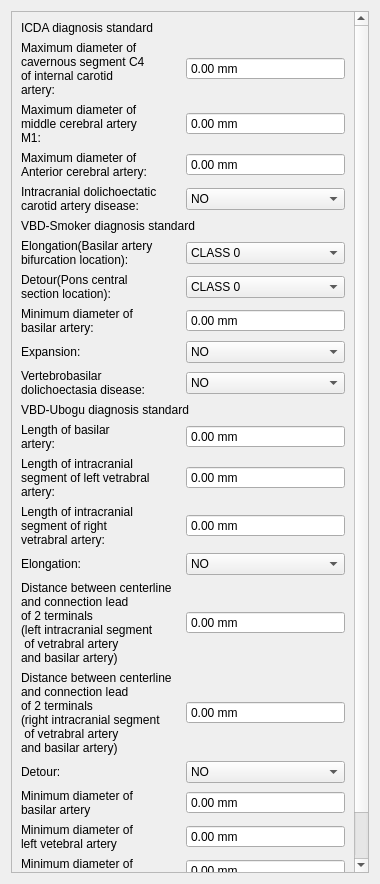
Old version of the form codes/View/IADEMeasurementWidget.ui in the repository wuzhuobin/Vessel_Project.
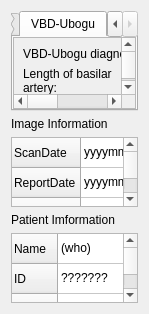
New version of the form.

Diff of the .ui file:
```diff
--- a/codes/View/IADEMeasurementWidget.ui
+++ b/codes/View/IADEMeasurementWidget.ui
@@ -6,68 +6,82 @@
    <rect>
     <x>0</x>
     <y>0</y>
-    <width>380</width>
-    <height>884</height>
+    <width>145</width>
+    <height>305</height>
    </rect>
   </property>
   <property name="windowTitle">
    <string>IADEMeasurementWidget</string>
   </property>
-  <layout class="QVBoxLayout" name="verticalLayout_2">
-   <item>
-    <widget class="QScrollArea" name="scrollArea">
-     <property name="widgetResizable">
-      <bool>true</bool>
-     </property>
-     <widget class="QWidget" name="scrollAreaWidgetContents">
-      <property name="geometry">
-       <rect>
-        <x>0</x>
-        <y>0</y>
-        <width>343</width>
-        <height>870</height>
-       </rect>
-      </property>
       <layout class="QVBoxLayout" name="verticalLayout">
        <item>
-        <layout class="QGridLayout" name="gridLayout_3">
+    <widget class="QTabWidget" name="tabWidget">
+     <property name="currentIndex">
+      <number>2</number>
+     </property>
+     <widget class="QWidget" name="tab">
+      <attribute name="title">
+       <string>ICDA</string>
+      </attribute>
+      <layout class="QVBoxLayout" name="verticalLayout_4">
+       <property name="spacing">
+        <number>0</number>
+       </property>
+       <property name="leftMargin">
+        <number>0</number>
+       </property>
+       <property name="topMargin">
+        <number>0</number>
+       </property>
+       <property name="rightMargin">
+        <number>0</number>
+       </property>
+       <property name="bottomMargin">
+        <number>0</number>
+       </property>
+       <item>
+        <widget class="QScrollArea" name="scrollArea_2">
+         <property name="widgetResizable">
+          <bool>true</bool>
+         </property>
+         <widget class="QWidget" name="scrollAreaWidgetContents_3">
+          <property name="geometry">
+           <rect>
+            <x>0</x>
+            <y>0</y>
+            <width>262</width>
+            <height>496</height>
+           </rect>
+          </property>
+          <layout class="QGridLayout" name="gridLayout_7">
+           <item row="0" column="0">
+            <widget class="QLabel" name="label_53">
+             <property name="text">
+              <string>ICDA diagnosis standard</string>
+             </property>
+            </widget>
+           </item>
          <item row="1" column="0">
-          <widget class="QLabel" name="label_2">
+            <widget class="QLabel" name="label_49">
            <property name="text">
             <string>Maximum diameter of 
 cavernous segment C4 
 of internal carotid 
 artery:</string>
            </property>
-           <property name="buddy">
-            <cstring>doubleSpinBoxCavernousSegmentOfInternalCarotidArtery</cstring>
-           </property>
-          </widget>
-         </item>
-         <item row="1" column="1">
-          <widget class="QDoubleSpinBox" name="doubleSpinBoxCavernousSegmentOfInternalCarotidArtery">
-           <property name="buttonSymbols">
-            <enum>QAbstractSpinBox::NoButtons</enum>
-           </property>
-           <property name="suffix">
-            <string> mm</string>
-           </property>
           </widget>
          </item>
          <item row="2" column="0">
-          <widget class="QLabel" name="label_3">
+            <widget class="QLabel" name="label_50">
            <property name="text">
             <string>Maximum diameter of 
 middle cerebral artery 
 M1:</string>
            </property>
-           <property name="buddy">
-            <cstring>doubleSpinBoxMiddleCerebralArteryM1</cstring>
-           </property>
-          </widget>
-         </item>
-         <item row="2" column="1">
-          <widget class="QDoubleSpinBox" name="doubleSpinBoxMiddleCerebralArteryM1">
+            </widget>
+           </item>
+           <item row="1" column="1">
+            <widget class="QDoubleSpinBox" name="doubleSpinBoxCavernousSegmentOfInternalCarotidArtery_3">
            <property name="buttonSymbols">
             <enum>QAbstractSpinBox::NoButtons</enum>
            </property>
@@ -77,18 +91,25 @@
           </widget>
          </item>
          <item row="3" column="0">
-          <widget class="QLabel" name="label_4">
+            <widget class="QLabel" name="label_51">
            <property name="text">
             <string>Maximum diameter of 
 Anterior cerebral artery:</string>
            </property>
-           <property name="buddy">
-            <cstring>doubleSpinBoxAnteriorCerebralArtery</cstring>
+            </widget>
+           </item>
+           <item row="2" column="1">
+            <widget class="QDoubleSpinBox" name="doubleSpinBoxMiddleCerebralArteryM1_3">
+             <property name="buttonSymbols">
+              <enum>QAbstractSpinBox::NoButtons</enum>
+             </property>
+             <property name="suffix">
+              <string> mm</string>
            </property>
           </widget>
          </item>
          <item row="3" column="1">
-          <widget class="QDoubleSpinBox" name="doubleSpinBoxAnteriorCerebralArtery">
+            <widget class="QDoubleSpinBox" name="doubleSpinBoxAnteriorCerebralArtery_3">
            <property name="buttonSymbols">
             <enum>QAbstractSpinBox::NoButtons</enum>
            </property>
@@ -98,64 +119,108 @@
           </widget>
          </item>
          <item row="4" column="0">
-          <widget class="QLabel" name="label_9">
+            <widget class="QLabel" name="label_52">
            <property name="text">
             <string>Intracranial dolichoectatic 
 carotid artery disease:</string>
            </property>
-           <property name="buddy">
-            <cstring>comboBoxIntracranialDolichoestaticCarotidArteryDisease</cstring>
-           </property>
-          </widget>
-         </item>
-         <item row="4" column="1">
-          <widget class="QComboBox" name="comboBoxIntracranialDolichoestaticCarotidArteryDisease">
-           <property name="editable">
-            <bool>false</bool>
-           </property>
-           <item>
-            <property name="text">
-             <string>NO</string>
-            </property>
+            </widget>
+           </item>
+           <item row="5" column="0" colspan="2">
+            <spacer name="verticalSpacer">
+             <property name="orientation">
+              <enum>Qt::Vertical</enum>
+             </property>
+             <property name="sizeHint" stdset="0">
+              <size>
+               <width>20</width>
+               <height>40</height>
+              </size>
+             </property>
+            </spacer>
            </item>
-           <item>
-            <property name="text">
-             <string>YES</string>
-            </property>
-           </item>
-          </widget>
-         </item>
-         <item row="0" column="0" colspan="2">
-          <widget class="QLabel" name="label">
-           <property name="text">
-            <string>ICDA diagnosis standard</string>
-           </property>
+          </layout>
+         </widget>
           </widget>
          </item>
         </layout>
-       </item>
+     </widget>
+     <widget class="QWidget" name="tab_2">
+      <attribute name="title">
+       <string>VBD-Smoker</string>
+      </attribute>
+      <layout class="QVBoxLayout" name="verticalLayout_3">
+       <property name="spacing">
+        <number>0</number>
+       </property>
+       <property name="leftMargin">
+        <number>0</number>
+       </property>
+       <property name="topMargin">
+        <number>0</number>
+       </property>
+       <property name="rightMargin">
+        <number>0</number>
+       </property>
+       <property name="bottomMargin">
+        <number>0</number>
+       </property>
        <item>
-        <layout class="QGridLayout" name="gridLayout_2">
-         <item row="0" column="0" colspan="2">
-          <widget class="QLabel" name="label_5">
-           <property name="text">
-            <string>VBD-Smoker diagnosis standard</string>
-           </property>
-          </widget>
-         </item>
+        <widget class="QScrollArea" name="scrollArea_3">
+         <property name="widgetResizable">
+          <bool>true</bool>
+         </property>
+         <widget class="QWidget" name="scrollAreaWidgetContents_4">
+          <property name="geometry">
+           <rect>
+            <x>0</x>
+            <y>0</y>
+            <width>298</width>
+            <height>496</height>
+           </rect>
+          </property>
+          <layout class="QGridLayout" name="gridLayout_8">
          <item row="1" column="0">
-          <widget class="QLabel" name="label_6">
+            <widget class="QLabel" name="label_55">
            <property name="text">
             <string>Elongation(Basilar artery 
 bifurcation location):</string>
            </property>
-           <property name="buddy">
-            <cstring>comboBoxSmokerElongation</cstring>
+            </widget>
+           </item>
+           <item row="2" column="1">
+            <widget class="QComboBox" name="comboBoxSmokerDetour_3">
+             <item>
+              <property name="text">
+               <string>CLASS 0</string>
+              </property>
+             </item>
+             <item>
+              <property name="text">
+               <string>CLASS 1</string>
+              </property>
+             </item>
+             <item>
+              <property name="text">
+               <string>CLASS 2</string>
+              </property>
+             </item>
+             <item>
+              <property name="text">
+               <string>CLASS 3</string>
+              </property>
+             </item>
+            </widget>
+           </item>
+           <item row="0" column="0" colspan="2">
+            <widget class="QLabel" name="label_54">
+             <property name="text">
+              <string>VBD-Smoker diagnosis standard</string>
            </property>
           </widget>
          </item>
          <item row="1" column="1">
-          <widget class="QComboBox" name="comboBoxSmokerElongation">
+            <widget class="QComboBox" name="comboBoxSmokerElongation_3">
            <item>
             <property name="text">
              <string>CLASS 0</string>
@@ -179,87 +244,15 @@
           </widget>
          </item>
          <item row="2" column="0">
-          <widget class="QLabel" name="label_7">
+            <widget class="QLabel" name="label_56">
            <property name="text">
             <string>Detour(Pons central 
 section location):</string>
            </property>
-           <property name="buddy">
-            <cstring>comboBoxSmokerDetour</cstring>
-           </property>
-          </widget>
-         </item>
-         <item row="2" column="1">
-          <widget class="QComboBox" name="comboBoxSmokerDetour">
-           <item>
-            <property name="text">
-             <string>CLASS 0</string>
-            </property>
-           </item>
-           <item>
-            <property name="text">
-             <string>CLASS 1</string>
-            </property>
-           </item>
-           <item>
-            <property name="text">
-             <string>CLASS 2</string>
-            </property>
-           </item>
-           <item>
-            <property name="text">
-             <string>CLASS 3</string>
-            </property>
-           </item>
-          </widget>
-         </item>
-         <item row="3" column="0">
-          <widget class="QLabel" name="label_8">
-           <property name="text">
-            <string>Minimum diameter of 
-basilar artery:</string>
-           </property>
-           <property name="buddy">
-            <cstring>doubleSpinBoxSmokerMinimumDiameterOfBasilarArtery</cstring>
-           </property>
-          </widget>
-         </item>
-         <item row="3" column="1">
-          <widget class="QDoubleSpinBox" name="doubleSpinBoxSmokerMinimumDiameterOfBasilarArtery">
-           <property name="buttonSymbols">
-            <enum>QAbstractSpinBox::NoButtons</enum>
-           </property>
-           <property name="suffix">
-            <string> mm</string>
-           </property>
-           <property name="maximum">
-            <double>9999999999.000000000000000</double>
-           </property>
-          </widget>
-         </item>
-         <item row="4" column="0">
-          <widget class="QLabel" name="label_20">
-           <property name="text">
-            <string>Expansion:</string>
-           </property>
-          </widget>
-         </item>
-         <item row="4" column="1">
-          <widget class="QComboBox" name="comboBoxSmokerExpansion">
-           <item>
-            <property name="text">
-             <string>NO</string>
-            </property>
-           </item>
-           <item>
-            <property name="text">
-             <string>YES</string>
-            </property>
-           </item>
           </widget>
          </item>
          <item row="5" column="0">
-          <widget class="QLabel" name="label_10">
+            <widget class="QLabel" name="label_59">
            <property name="text">
             <string>Vertebrobasilar 
 dolichoectasia disease:</string>
@@ -270,7 +263,7 @@
           </widget>
          </item>
          <item row="5" column="1">
-          <widget class="QComboBox" name="comboBoxVertebrobasilarDolichoectasiaDisease">
+            <widget class="QComboBox" name="comboBoxVertebrobasilarDolichoectasiaDisease_3">
            <property name="editable">
             <bool>false</bool>
            </property>
@@ -286,33 +279,70 @@
            </item>
           </widget>
          </item>
-        </layout>
-       </item>
-       <item>
-        <layout class="QGridLayout" name="gridLayout">
-         <item row="1" column="0">
-          <widget class="QLabel" name="label_12">
+           <item row="3" column="0">
+            <widget class="QLabel" name="label_57">
            <property name="text">
-            <string>Length of basilar 
-artery:</string>
+              <string>Minimum diameter of 
+basilar artery:</string>
            </property>
           </widget>
          </item>
-         <item row="1" column="1">
-          <widget class="QDoubleSpinBox" name="doubleSpinBoxLengthOfBasilarArtery">
-           <property name="buttonSymbols">
-            <enum>QAbstractSpinBox::NoButtons</enum>
-           </property>
-           <property name="suffix">
-            <string> mm</string>
-           </property>
-           <property name="maximum">
-            <double>10000000000000000.000000000000000</double>
-           </property>
-          </widget>
-         </item>
+           <item row="6" column="0" colspan="2">
+            <spacer name="verticalSpacer_2">
+             <property name="orientation">
+              <enum>Qt::Vertical</enum>
+             </property>
+             <property name="sizeHint" stdset="0">
+              <size>
+               <width>20</width>
+               <height>40</height>
+              </size>
+             </property>
+            </spacer>
+           </item>
+          </layout>
+         </widget>
+        </widget>
+       </item>
+      </layout>
+     </widget>
+     <widget class="QWidget" name="tab_3">
+      <attribute name="title">
+       <string>VBD-Ubogu</string>
+      </attribute>
+      <layout class="QVBoxLayout" name="verticalLayout_2">
+       <property name="spacing">
+        <number>0</number>
+       </property>
+       <property name="leftMargin">
+        <number>0</number>
+       </property>
+       <property name="topMargin">
+        <number>0</number>
+       </property>
+       <property name="rightMargin">
+        <number>0</number>
+       </property>
+       <property name="bottomMargin">
+        <number>0</number>
+       </property>
+       <item>
+        <widget class="QScrollArea" name="scrollArea_4">
+         <property name="widgetResizable">
+          <bool>true</bool>
+         </property>
+         <widget class="QWidget" name="scrollAreaWidgetContents_5">
+          <property name="geometry">
+           <rect>
+            <x>0</x>
+            <y>0</y>
+            <width>346</width>
+            <height>510</height>
+           </rect>
+          </property>
+          <layout class="QGridLayout" name="gridLayout_9">
          <item row="2" column="0">
-          <widget class="QLabel" name="label_13">
+            <widget class="QLabel" name="label_61">
            <property name="text">
             <string>Length of intracranial 
 segment of left vetrabral 
@@ -321,7 +351,7 @@
           </widget>
          </item>
          <item row="2" column="1">
-          <widget class="QDoubleSpinBox" name="doubleSpinBoxLengthOfIntracranialSegmentOfLeftVetrabralArtery">
+            <widget class="QDoubleSpinBox" name="doubleSpinBoxLengthOfIntracranialSegmentOfLeftVetrabralArtery_3">
            <property name="buttonSymbols">
             <enum>QAbstractSpinBox::NoButtons</enum>
            </property>
@@ -333,8 +363,36 @@
            </property>
           </widget>
          </item>
+           <item row="0" column="0">
+            <widget class="QLabel" name="label_71">
+             <property name="text">
+              <string>VBD-Ubogu diagnosis standard</string>
+             </property>
+            </widget>
+           </item>
+           <item row="1" column="1">
+            <widget class="QDoubleSpinBox" name="doubleSpinBoxLengthOfBasilarArtery_3">
+             <property name="buttonSymbols">
+              <enum>QAbstractSpinBox::NoButtons</enum>
+             </property>
+             <property name="suffix">
+              <string> mm</string>
+             </property>
+             <property name="maximum">
+              <double>10000000000000000.000000000000000</double>
+             </property>
+            </widget>
+           </item>
+           <item row="1" column="0">
+            <widget class="QLabel" name="label_60">
+             <property name="text">
+              <string>Length of basilar 
+artery:</string>
+             </property>
+            </widget>
+           </item>
          <item row="3" column="0">
-          <widget class="QLabel" name="label_14">
+            <widget class="QLabel" name="label_62">
            <property name="text">
             <string>Length of intracranial 
 segment of right 
@@ -342,28 +400,8 @@
            </property>
           </widget>
          </item>
-         <item row="3" column="1">
-          <widget class="QDoubleSpinBox" name="doubleSpinBoxLengthOfIntracranialSegmentOfRightVetrabralArtery">
-           <property name="buttonSymbols">
-            <enum>QAbstractSpinBox::NoButtons</enum>
-           </property>
-           <property name="suffix">
-            <string> mm</string>
-           </property>
-           <property name="maximum">
-            <double>10000000000000000.000000000000000</double>
-           </property>
-          </widget>
-         </item>
-         <item row="4" column="0">
-          <widget class="QLabel" name="label_16">
-           <property name="text">
-            <string>Elongation:</string>
-           </property>
-          </widget>
-         </item>
          <item row="4" column="1">
-          <widget class="QComboBox" name="comboBoxUboguElongation">
+            <widget class="QComboBox" name="comboBoxUboguElongation_3">
            <item>
             <property name="text">
              <string>NO</string>
@@ -376,33 +414,8 @@
            </item>
           </widget>
          </item>
-         <item row="5" column="0">
-          <widget class="QLabel" name="label_15">
-           <property name="text">
-            <string>Distance between centerline 
-and connection lead 
-of 2 terminals 
-(left intracranial segment
- of vetrabral artery 
-and basilar artery)</string>
-           </property>
-          </widget>
-         </item>
-         <item row="5" column="1">
-          <widget class="QDoubleSpinBox" name="doubleSpinBoxDistanceBetweenCenterlineAndConnectionLeadOf2TerminalsLeftIntracranialSegmentOfVertebralArteryAndBasilarArtery">
-           <property name="buttonSymbols">
-            <enum>QAbstractSpinBox::NoButtons</enum>
-           </property>
-           <property name="suffix">
-            <string> mm</string>
-           </property>
-           <property name="maximum">
-            <double>10000000000000000.000000000000000</double>
-           </property>
-          </widget>
-         </item>
          <item row="6" column="0">
-          <widget class="QLabel" name="label_17">
+            <widget class="QLabel" name="label_65">
            <property name="text">
             <string>Distance between centerline 
 and connection lead 
@@ -413,28 +426,15 @@
            </property>
           </widget>
          </item>
-         <item row="6" column="1">
-          <widget class="QDoubleSpinBox" name="doubleSpinBoxDistanceBetweenCenterlineAndConnectionLeadOf2TerminalsRightIntracranialSegmentOfVertebralArteryAndBasilarArtery">
-           <property name="buttonSymbols">
-            <enum>QAbstractSpinBox::NoButtons</enum>
-           </property>
-           <property name="suffix">
-            <string> mm</string>
-           </property>
-           <property name="maximum">
-            <double>10000000000000000.000000000000000</double>
-           </property>
-          </widget>
-         </item>
          <item row="7" column="0">
-          <widget class="QLabel" name="label_18">
+            <widget class="QLabel" name="label_66">
            <property name="text">
             <string>Detour: </string>
            </property>
           </widget>
          </item>
          <item row="7" column="1">
-          <widget class="QComboBox" name="comboBoxUboguDetour">
+            <widget class="QComboBox" name="comboBoxUboguDetour_3">
            <item>
             <property name="text">
              <string>NO</string>
@@ -447,16 +447,66 @@
            </item>
           </widget>
          </item>
-         <item row="8" column="0">
-          <widget class="QLabel" name="label_21">
+           <item row="4" column="0">
+            <widget class="QLabel" name="label_63">
            <property name="text">
-            <string>Minimum diameter of 
-basilar artery</string>
+              <string>Elongation:</string>
+             </property>
+            </widget>
+           </item>
+           <item row="3" column="1">
+            <widget class="QDoubleSpinBox" name="doubleSpinBoxLengthOfIntracranialSegmentOfRightVetrabralArtery_3">
+             <property name="buttonSymbols">
+              <enum>QAbstractSpinBox::NoButtons</enum>
+             </property>
+             <property name="suffix">
+              <string> mm</string>
+             </property>
+             <property name="maximum">
+              <double>10000000000000000.000000000000000</double>
+             </property>
+            </widget>
+           </item>
+           <item row="5" column="1">
+            <widget class="QDoubleSpinBox" name="doubleSpinBoxDistanceBetweenCenterlineAndConnectionLeadOf2TerminalsLeftIntracranialSegmentOfVertebralArteryAndBasilarArtery_3">
+             <property name="buttonSymbols">
+              <enum>QAbstractSpinBox::NoButtons</enum>
+             </property>
+             <property name="suffix">
+              <string> mm</string>
+             </property>
+             <property name="maximum">
+              <double>10000000000000000.000000000000000</double>
+             </property>
+            </widget>
+           </item>
+           <item row="5" column="0">
+            <widget class="QLabel" name="label_64">
+             <property name="text">
+              <string>Distance between centerline 
+and connection lead 
+of 2 terminals 
+(left intracranial segment
+ of vetrabral artery 
+and basilar artery)</string>
+             </property>
+            </widget>
+           </item>
+           <item row="6" column="1">
+            <widget class="QDoubleSpinBox" name="doubleSpinBoxDistanceBetweenCenterlineAndConnectionLeadOf2TerminalsRightIntracranialSegmentOfVertebralArteryAndBasilarArtery_3">
+             <property name="buttonSymbols">
+              <enum>QAbstractSpinBox::NoButtons</enum>
+             </property>
+             <property name="suffix">
+              <string> mm</string>
+             </property>
+             <property name="maximum">
+              <double>10000000000000000.000000000000000</double>
            </property>
           </widget>
          </item>
          <item row="8" column="1">
-          <widget class="QDoubleSpinBox" name="doubleSpinBoxUboguMinimumDiameterOfBasilarArtery">
+            <widget class="QDoubleSpinBox" name="doubleSpinBoxUboguMinimumDiameterOfBasilarArtery_3">
            <property name="buttonSymbols">
             <enum>QAbstractSpinBox::NoButtons</enum>
            </property>
@@ -471,16 +521,8 @@
            </property>
           </widget>
          </item>
-         <item row="9" column="0">
-          <widget class="QLabel" name="label_22">
-           <property name="text">
-            <string>Minimum diameter of 
-left vetebral artery</string>
-           </property>
-          </widget>
-         </item>
          <item row="9" column="1">
-          <widget class="QDoubleSpinBox" name="doubleSpinBoxUboguMinimumDiameterOfLeftVetebralArtery">
+            <widget class="QDoubleSpinBox" name="doubleSpinBoxUboguMinimumDiameterOfLeftVetebralArtery_3">
            <property name="buttonSymbols">
             <enum>QAbstractSpinBox::NoButtons</enum>
            </property>
@@ -496,7 +538,7 @@
           </widget>
          </item>
          <item row="10" column="0">
-          <widget class="QLabel" name="label_23">
+            <widget class="QLabel" name="label_69">
            <property name="text">
             <string>Minimum diameter of 
 right vetebral artery</string>
@@ -504,7 +546,7 @@
           </widget>
          </item>
          <item row="10" column="1">
-          <widget class="QDoubleSpinBox" name="doubleSpinBoxUboguMinimumDiameterOfRightVetebralArtery">
+            <widget class="QDoubleSpinBox" name="doubleSpinBoxUboguMinimumDiameterOfRightVetebralArtery_3">
            <property name="buttonSymbols">
             <enum>QAbstractSpinBox::NoButtons</enum>
            </property>
@@ -534,14 +576,29 @@
            </item>
           </widget>
          </item>
-         <item row="0" column="0" colspan="2">
-          <widget class="QLabel" name="label_11">
+           <item row="11" column="0">
+            <widget class="QLabel" name="label_70">
            <property name="text">
-            <string>VBD-Ubogu diagnosis standard</string>
+              <string>Expansion:</string>
            </property>
           </widget>
          </item>
-        </layout>
+           <item row="12" column="0" colspan="2">
+            <spacer name="verticalSpacer_3">
+             <property name="orientation">
+              <enum>Qt::Vertical</enum>
+             </property>
+             <property name="sizeHint" stdset="0">
+              <size>
+               <width>20</width>
+               <height>40</height>
+              </size>
+             </property>
+            </spacer>
+           </item>
+          </layout>
+         </widget>
+        </widget>
        </item>
       </layout>
       <zorder>gridLayoutWidget</zorder>
@@ -554,6 +611,186 @@
      </widget>
     </widget>
    </item>
+   <item>
+    <widget class="QLabel" name="label_25">
+     <property name="sizePolicy">
+      <sizepolicy hsizetype="Fixed" vsizetype="Fixed">
+       <horstretch>0</horstretch>
+       <verstretch>0</verstretch>
+      </sizepolicy>
+     </property>
+     <property name="text">
+      <string>Image Information</string>
+     </property>
+    </widget>
+   </item>
+   <item>
+    <widget class="QTableWidget" name="tableWidgetImage">
+     <property name="sizePolicy">
+      <sizepolicy hsizetype="Preferred" vsizetype="Preferred">
+       <horstretch>0</horstretch>
+       <verstretch>0</verstretch>
+      </sizepolicy>
+     </property>
+     <property name="minimumSize">
+      <size>
+       <width>0</width>
+       <height>0</height>
+      </size>
+     </property>
+     <property name="sizeAdjustPolicy">
+      <enum>QAbstractScrollArea::AdjustToContents</enum>
+     </property>
+     <property name="editTriggers">
+      <set>QAbstractItemView::AllEditTriggers</set>
+     </property>
+     <attribute name="horizontalHeaderVisible">
+      <bool>false</bool>
+     </attribute>
+     <attribute name="horizontalHeaderCascadingSectionResizes">
+      <bool>false</bool>
+     </attribute>
+     <attribute name="horizontalHeaderStretchLastSection">
+      <bool>true</bool>
+     </attribute>
+     <attribute name="verticalHeaderCascadingSectionResizes">
+      <bool>false</bool>
+     </attribute>
+     <attribute name="verticalHeaderStretchLastSection">
+      <bool>true</bool>
+     </attribute>
+     <row>
+      <property name="text">
+       <string>ScanDate</string>
+      </property>
+     </row>
+     <row>
+      <property name="text">
+       <string>ReportDate</string>
+      </property>
+     </row>
+     <row>
+      <property name="text">
+       <string>Dr'sName</string>
+      </property>
+     </row>
+     <column>
+      <property name="text">
+       <string>Data</string>
+      </property>
+     </column>
+     <item row="0" column="0">
+      <property name="text">
+       <string>yyyymmdd</string>
+      </property>
+     </item>
+     <item row="1" column="0">
+      <property name="text">
+       <string>yyyymmdd</string>
+      </property>
+     </item>
+     <item row="2" column="0">
+      <property name="text">
+       <string>Dr. (who)</string>
+      </property>
+     </item>
+    </widget>
+   </item>
+   <item>
+    <widget class="QLabel" name="label_24">
+     <property name="sizePolicy">
+      <sizepolicy hsizetype="Fixed" vsizetype="Fixed">
+       <horstretch>0</horstretch>
+       <verstretch>0</verstretch>
+      </sizepolicy>
+     </property>
+     <property name="text">
+      <string>Patient Imformation</string>
+     </property>
+    </widget>
+   </item>
+   <item>
+    <widget class="QTableWidget" name="patientTableWidget">
+     <property name="sizePolicy">
+      <sizepolicy hsizetype="Preferred" vsizetype="Preferred">
+       <horstretch>0</horstretch>
+       <verstretch>0</verstretch>
+      </sizepolicy>
+     </property>
+     <property name="minimumSize">
+      <size>
+       <width>0</width>
+       <height>0</height>
+      </size>
+     </property>
+     <property name="sizeAdjustPolicy">
+      <enum>QAbstractScrollArea::AdjustToContents</enum>
+     </property>
+     <property name="editTriggers">
+      <set>QAbstractItemView::AllEditTriggers</set>
+     </property>
+     <attribute name="horizontalHeaderVisible">
+      <bool>false</bool>
+     </attribute>
+     <attribute name="horizontalHeaderCascadingSectionResizes">
+      <bool>false</bool>
+     </attribute>
+     <attribute name="horizontalHeaderStretchLastSection">
+      <bool>true</bool>
+     </attribute>
+     <attribute name="verticalHeaderCascadingSectionResizes">
+      <bool>false</bool>
+     </attribute>
+     <attribute name="verticalHeaderStretchLastSection">
+      <bool>true</bool>
+     </attribute>
+     <row>
+      <property name="text">
+       <string>Name</string>
+      </property>
+     </row>
+     <row>
+      <property name="text">
+       <string>ID</string>
+      </property>
+     </row>
+     <row>
+      <property name="text">
+       <string>DOB</string>
+      </property>
+     </row>
+     <row>
+      <property name="text">
+       <string>Gender</string>
+      </property>
+     </row>
+     <column>
+      <property name="text">
+       <string>Data</string>
+      </property>
+     </column>
+     <item row="0" column="0">
+      <property name="text">
+       <string>(who)</string>
+      </property>
+     </item>
+     <item row="1" column="0">
+      <property name="text">
+       <string>???????</string>
+      </property>
+     </item>
+     <item row="2" column="0">
+      <property name="text">
+       <string>yyyymmdd</string>
+      </property>
+     </item>
+     <item row="3" column="0">
+      <property name="text">
+       <string>(M/F/Trans)</string>
+      </property>
+     </item>
+    </widget>
+   </item>
   </layout>
  </widget>
  <resources/>
```
Left out of the diff: 78 changed lines with no effect on the pictures. Lines whose indentation alone changed are shown as unchanged.
